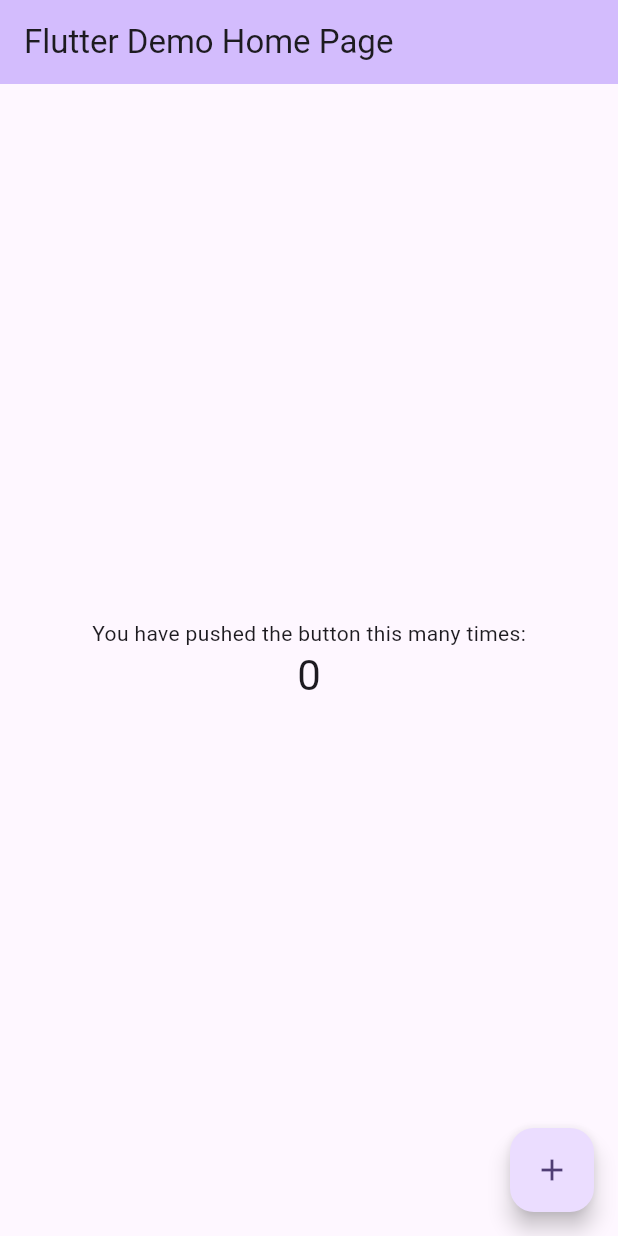
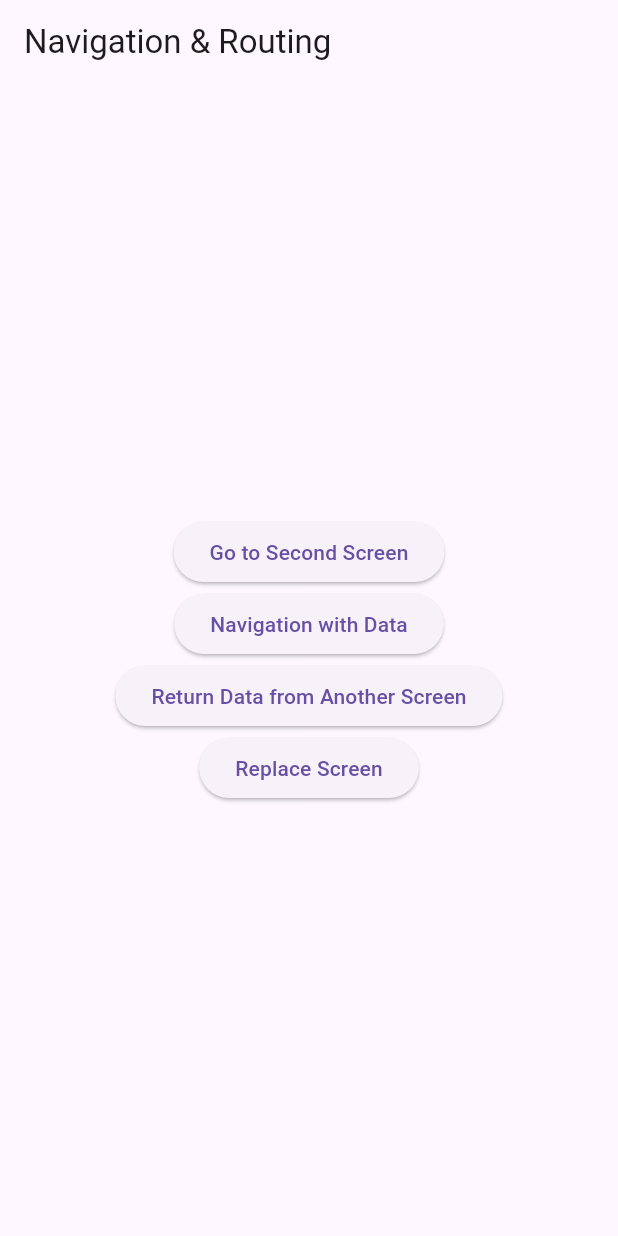
Before and after one commit to kevinWicaksono/flutter_course, a Flutter app: the screen it shows after launch, on a phone screen of 412 x 824 dp. Run offline on Flutter 3.47's test engine with Material 3 defaults, Android fonts, the phone set to English and light mode, and no system bars.

Commit message:
latihan_navigation

```diff
--- /dev/null
+++ b/lib/first_screen.dart
@@ -0,0 +1,49 @@
+import 'package:flutter/material.dart';
+
+class FirstScreen extends StatelessWidget {
+  const FirstScreen({super.key});
+
+  @override
+  Widget build(BuildContext context) {
+    return Scaffold(
+      appBar: AppBar(
+        title: const Text('Navigation & Routing'),
+      ),
+      body: Center(
+        child: Column(
+          mainAxisAlignment: MainAxisAlignment.center,
+          children: <Widget>[
+            ElevatedButton(
+              child: const Text('Go to Second Screen'),
+              onPressed: () {
+                Navigator.pushNamed(context, '/second');
+              },
+            ),
+            ElevatedButton(
+              child: const Text('Navigation with Data'),
+              onPressed: () {
+                Navigator.pushNamed(context, '/second-with-data',
+                    arguments: 'Hello from First Screen!');
+              },
+            ),
+            ElevatedButton(
+              child: const Text('Return Data from Another Screen'),
+              onPressed: () async {
+                final result =
+                    await Navigator.pushNamed(context, '/return-data');
+
+                if (!context.mounted || result is! String) return;
+                SnackBar snackBar = SnackBar(content: Text(result));
+                ScaffoldMessenger.of(context).showSnackBar(snackBar);
+              },
+            ),
+            ElevatedButton(
+              child: const Text('Replace Screen'),
+              onPressed: () {},
+            ),
+          ],
+        ),
+      ),
+    );
+  }
+}
--- a/lib/main.dart
+++ b/lib/main.dart
@@ -1,125 +1,32 @@
 import 'package:flutter/material.dart';
+import 'package:flutter_course/another_screen.dart';
+import 'package:flutter_course/first_screen.dart';
+import 'package:flutter_course/replacement_screen.dart';
+import 'package:flutter_course/return_data_screen.dart';
+import 'package:flutter_course/second_screen.dart';
+import 'package:flutter_course/second_screen_with_data.dart';
 
 void main() {
-  runApp(const MyApp());
+  runApp(const MainApp());
 }
 
-class MyApp extends StatelessWidget {
-  const MyApp({super.key});
+class MainApp extends StatelessWidget {
+  const MainApp({super.key});
 
-  // This widget is the root of your application.
   @override
   Widget build(BuildContext context) {
     return MaterialApp(
-      title: 'Flutter Demo',
-      theme: ThemeData(
-        // This is the theme of your application.
-        //
-        // TRY THIS: Try running your application with "flutter run". You'll see
-        // the application has a purple toolbar. Then, without quitting the app,
-        // try changing the seedColor in the colorScheme below to Colors.green
-        // and then invoke "hot reload" (save your changes or press the "hot
-        // reload" button in a Flutter-supported IDE, or press "r" if you used
-        // the command line to start the app).
-        //
-        // Notice that the counter didn't reset back to zero; the application
-        // state is not lost during the reload. To reset the state, use hot
-        // restart instead.
-        //
-        // This works for code too, not just values: Most code changes can be
-        // tested with just a hot reload.
-        colorScheme: ColorScheme.fromSeed(seedColor: Colors.deepPurple),
-        useMaterial3: true,
-      ),
-      home: const MyHomePage(title: 'Flutter Demo Home Page'),
+      initialRoute: '/',
+      routes: {
+        '/': (context) => const FirstScreen(),
+        '/second': (context) => const SecondScreen(),
+        '/second-with-data': (context) => SecondScreenWithData(
+              data: ModalRoute.of(context)?.settings.arguments as String,
+            ),
+        '/return-data': (context) => const ReturnDataScreen(),
+        '/replacement': (context) => const ReplacementScreen(),
+        '/another': (context) => const AnotherScreen(),
+      },
     );
   }
 }
-
-class MyHomePage extends StatefulWidget {
-  const MyHomePage({super.key, required this.title});
-
-  // This widget is the home page of your application. It is stateful, meaning
-  // that it has a State object (defined below) that contains fields that affect
-  // how it looks.
-
-  // This class is the configuration for the state. It holds the values (in this
-  // case the title) provided by the parent (in this case the App widget) and
-  // used by the build method of the State. Fields in a Widget subclass are
-  // always marked "final".
-
-  final String title;
-
-  @override
-  State<MyHomePage> createState() => _MyHomePageState();
-}
-
-class _MyHomePageState extends State<MyHomePage> {
-  int _counter = 0;
-
-  void _incrementCounter() {
-    setState(() {
-      // This call to setState tells the Flutter framework that something has
-      // changed in this State, which causes it to rerun the build method below
-      // so that the display can reflect the updated values. If we changed
-      // _counter without calling setState(), then the build method would not be
-      // called again, and so nothing would appear to happen.
-      _counter++;
-    });
-  }
-
-  @override
-  Widget build(BuildContext context) {
-    // This method is rerun every time setState is called, for instance as done
-    // by the _incrementCounter method above.
-    //
-    // The Flutter framework has been optimized to make rerunning build methods
-    // fast, so that you can just rebuild anything that needs updating rather
-    // than having to individually change instances of widgets.
-    return Scaffold(
-      appBar: AppBar(
-        // TRY THIS: Try changing the color here to a specific color (to
-        // Colors.amber, perhaps?) and trigger a hot reload to see the AppBar
-        // change color while the other colors stay the same.
-        backgroundColor: Theme.of(context).colorScheme.inversePrimary,
-        // Here we take the value from the MyHomePage object that was created by
-        // the App.build method, and use it to set our appbar title.
-        title: Text(widget.title),
-      ),
-      body: Center(
-        // Center is a layout widget. It takes a single child and positions it
-        // in the middle of the parent.
-        child: Column(
-          // Column is also a layout widget. It takes a list of children and
-          // arranges them vertically. By default, it sizes itself to fit its
-          // children horizontally, and tries to be as tall as its parent.
-          //
-          // Column has various properties to control how it sizes itself and
-          // how it positions its children. Here we use mainAxisAlignment to
-          // center the children vertically; the main axis here is the vertical
-          // axis because Columns are vertical (the cross axis would be
-          // horizontal).
-          //
-          // TRY THIS: Invoke "debug painting" (choose the "Toggle Debug Paint"
-          // action in the IDE, or press "p" in the console), to see the
-          // wireframe for each widget.
-          mainAxisAlignment: MainAxisAlignment.center,
-          children: <Widget>[
-            const Text(
-              'You have pushed the button this many times:',
-            ),
-            Text(
-              '$_counter',
-              style: Theme.of(context).textTheme.headlineMedium,
-            ),
-          ],
-        ),
-      ),
-      floatingActionButton: FloatingActionButton(
-        onPressed: _incrementCounter,
-        tooltip: 'Increment',
-        child: const Icon(Icons.add),
-      ), // This trailing comma makes auto-formatting nicer for build methods.
-    );
-  }
-}
--- a/pubspec.yaml
+++ b/pubspec.yaml
@@ -16,7 +16,7 @@ publish_to: 'none' # Remove this line if you wish to publish to pub.dev
 # https://developer.apple.com/library/archive/documentation/General/Reference/InfoPlistKeyReference/Articles/CoreFoundationKeys.html
 # In Windows, build-name is used as the major, minor, and patch parts
 # of the product and file versions while build-number is used as the build suffix.
-version: 1.0.0+1
+version: 1.0.0
 
 environment:
   sdk: ^3.6.0
```
Also changed, not shown: lib/another_screen.dart (added, +25 -0 lines), lib/replacement_screen.dart (added, +16 -0 lines), lib/return_data_screen.dart (added, +43 -0 lines), lib/second_screen.dart (added, +19 -0 lines), lib/second_screen_with_data.dart (added, +30 -0 lines), 1 other file.
